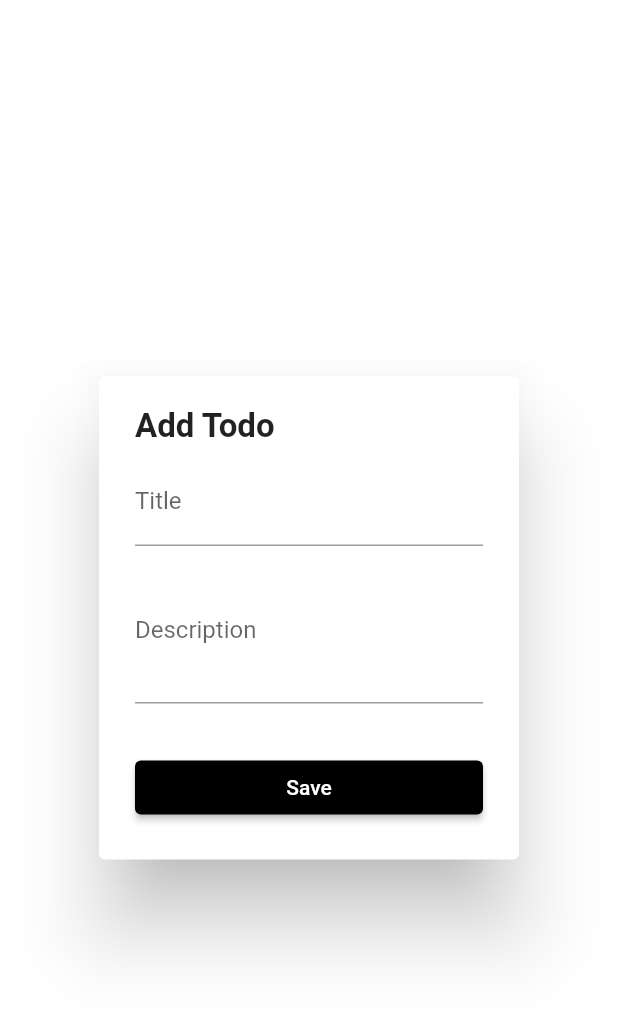
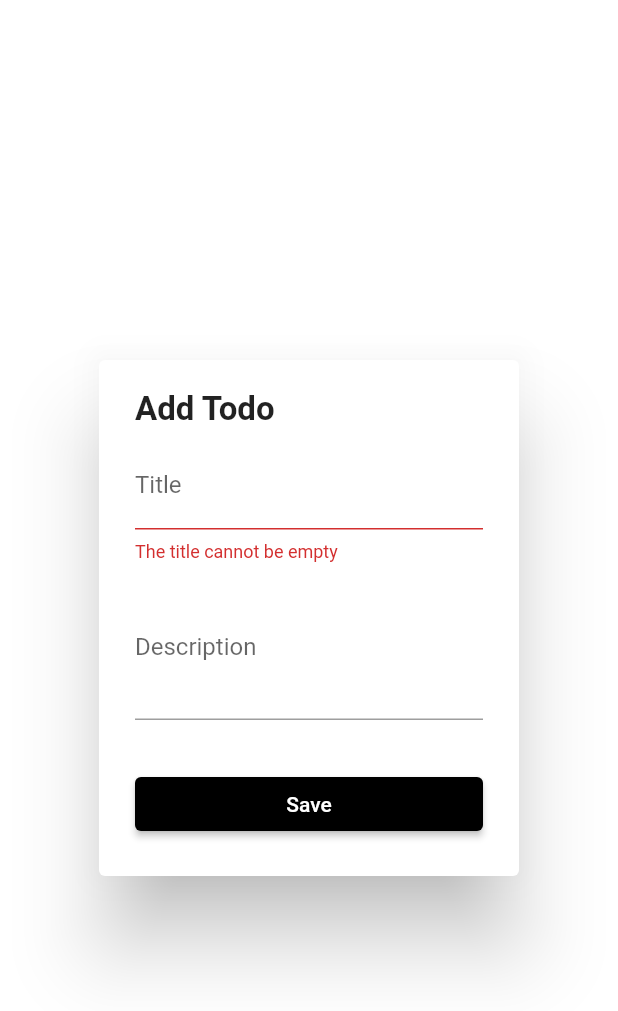
Before and after one commit to Sergioarg/practice_flutter, a Flutter app: the AddTodoDialogWidget widget shown alone on an empty page, opened directly, after a tap on "Save", on a phone screen of 412 x 824 dp. Shown: the top 1011 px of the screen. Run offline on Flutter 3.47's test engine with Material 2 defaults, Android fonts, the phone set to English and light mode, and no system bars; our stand-ins replace carousel_slider, curved_navigation_bar, flutter_slidable, font_awesome_flutter; network calls fail.

Commit message:
Create method addTodo

```diff
--- a/demo_xyzies/lib/App/Widgets/widgets_todo/add_todo_dialog.dart
+++ b/demo_xyzies/lib/App/Widgets/widgets_todo/add_todo_dialog.dart
@@ -1,5 +1,9 @@
+import 'package:demo_xyzies/App/provider/todos.dart';
 import 'package:flutter/material.dart';
 import 'package:demo_xyzies/App/Widgets/widgets_todo/todo_form_widget.dart';
+import 'package:demo_xyzies/App/model/todo.dart';
+import 'package:demo_xyzies/App/provider/todos.dart';
+import 'package:provider/provider.dart';
 
 class AddTodoDialogWidget extends StatefulWidget {
   @override
@@ -13,7 +17,9 @@ class _AddTodoDialogWidgetState extends State<AddTodoDialogWidget> {
 
   @override
   Widget build(BuildContext context) => AlertDialog(
-        content: Column(
+        content: Form(
+          key: _formKey,
+          child: Column(
             mainAxisSize: MainAxisSize.min,
             crossAxisAlignment: CrossAxisAlignment.start,
             children: [
@@ -24,9 +30,31 @@ class _AddTodoDialogWidgetState extends State<AddTodoDialogWidget> {
                 onChangedTitle: (title) => setState(() => this.title = title),
                 onChangedDescription: (description) =>
                     setState(() => this.description = description),
-              onSavedTodo: () {}, // call the fincionality
+                onSavedTodo: addTodo, // add todo
               ),
             ],
           ),
+        ),
       );
+
+  // function to add todo at todo list
+  void addTodo() {
+    final isValid = _formKey.currentState!.validate();
+
+    if (!isValid) {
+      return;
+    } else {
+      final todo = Todo(
+        id: DateTime.now().toString(),
+        title: title,
+        description: description,
+        createdTime: DateTime.now(),
+      );
+
+      final provider = Provider.of<TodosProvider>(context, listen: false);
+      // provider.updateTodo(widget.todo, title, description);
+      provider.addTodo(todo);
+      Navigator.of(context).pop();
     }
+  }
+}
--- a/demo_xyzies/lib/App/Widgets/widgets_todo/todo_form_widget.dart
+++ b/demo_xyzies/lib/App/Widgets/widgets_todo/todo_form_widget.dart
@@ -36,7 +36,7 @@ class TodoFormWidget extends StatelessWidget {
         onChanged: onChangedTitle,
         validator: (title) {
           // TODO: FIX THIS VALIDATION
-          if (title == null) {
+          if (title!.isEmpty) {
             return 'The title cannot be empty';
           }
           return null;
--- a/demo_xyzies/lib/App/provider/todos.dart
+++ b/demo_xyzies/lib/App/provider/todos.dart
@@ -29,4 +29,11 @@ class TodosProvider extends ChangeNotifier {
   ];
   // make todo pubic
   List<Todo> get todos => _todos.where((todo) => todo.isDone == false).toList();
+
+  // metodos para el crud de los todos
+
+  void addTodo(Todo todo) {
+    _todos.add(todo);
+    notifyListeners();
+  }
 }
```
Lines whose indentation alone changed are shown as unchanged.
